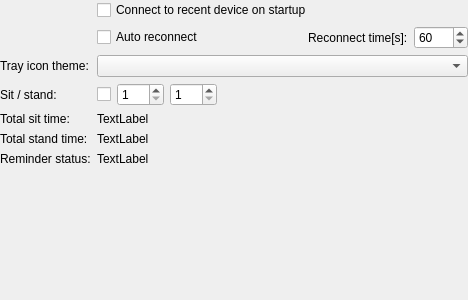
Old version of the form src/linakdeskapp/ui/app_settings_widget.ui in the repository anetczuk/LinakDeskApp.
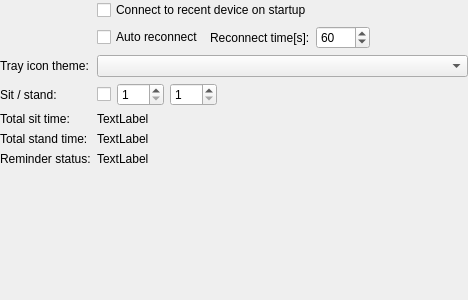
New version of the form. Custom widgets are drawn as their Qt base class.

Diff of the .ui file:
```diff
--- a/src/linakdeskapp/ui/app_settings_widget.ui
+++ b/src/linakdeskapp/ui/app_settings_widget.ui
@@ -154,6 +154,23 @@
        </property>
       </widget>
      </item>
+     <item>
+      <widget class="QLabel" name="reconnectTimeText">
+       <property name="text">
+        <string>Reconnect time[s]:</string>
+       </property>
+      </widget>
+     </item>
+     <item>
+      <widget class="QSpinBox" name="reconnectTimeSB">
+       <property name="maximum">
+        <number>7200</number>
+       </property>
+       <property name="value">
+        <number>60</number>
+       </property>
+      </widget>
+     </item>
      <item>
       <spacer name="horizontalSpacer_2">
        <property name="orientation">
@@ -167,23 +184,6 @@
        </property>
       </spacer>
      </item>
-     <item>
-      <widget class="QLabel" name="reconnectTimeText">
-       <property name="text">
-        <string>Reconnect time[s]:</string>
-       </property>
-      </widget>
-     </item>
-     <item>
-      <widget class="QSpinBox" name="reconnectTimeSB">
-       <property name="maximum">
-        <number>7200</number>
-       </property>
-       <property name="value">
-        <number>60</number>
-       </property>
-      </widget>
-     </item>
     </layout>
    </item>
   </layout>
```
